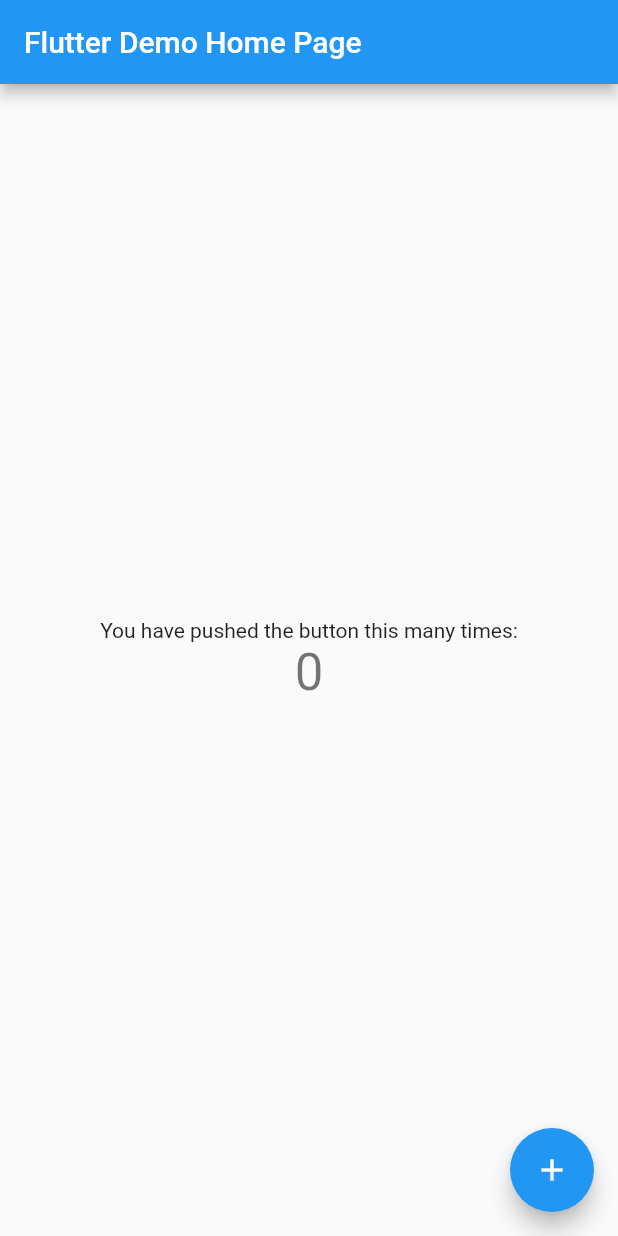
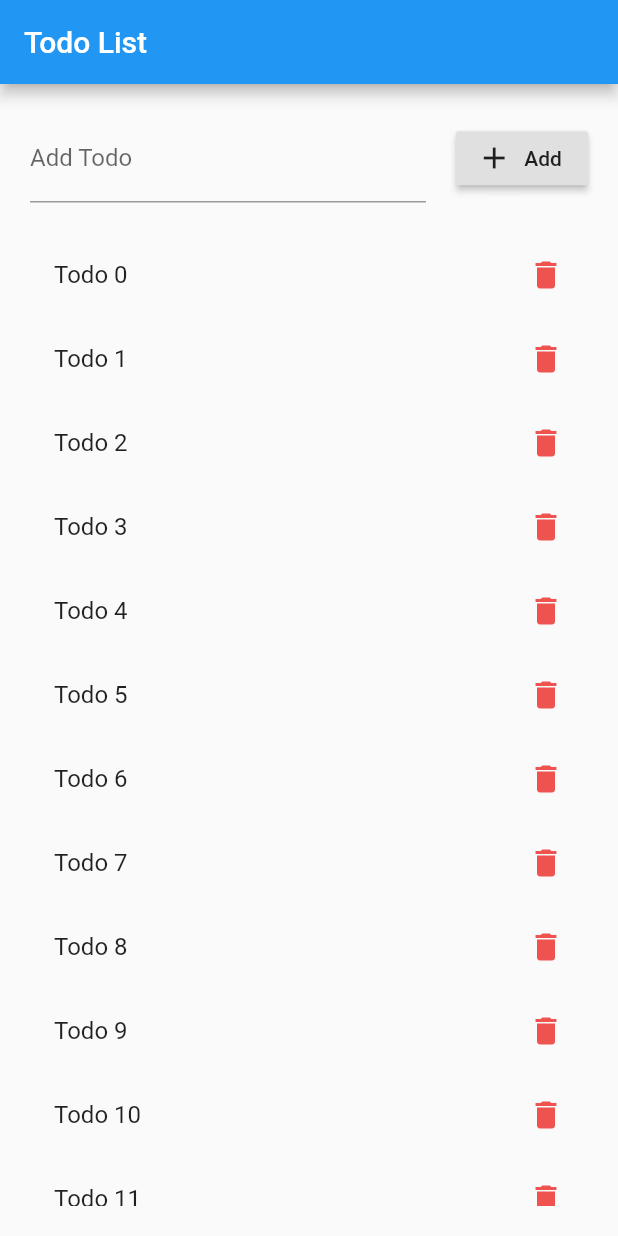
Before and after one commit to vietdhfpt/LearnFlutter, a Flutter app: the screen it shows after launch, on a phone screen of 412 x 824 dp. Run offline on Flutter 3.47's test engine with Material 2 defaults, Android fonts, the light colour scheme and no system bars.

Commit message:
Create screen basic

```diff
--- a/learn_flutter/lib/main.dart
+++ b/learn_flutter/lib/main.dart
@@ -1,118 +1,25 @@
 import 'package:flutter/material.dart';
+import 'package:learn_flutter/screens/todo/todo_list_container.dart';
 
 void main() {
   runApp(MyApp());
 }
 
 class MyApp extends StatelessWidget {
-  // This widget is the root of your application.
   @override
   Widget build(BuildContext context) {
     return MaterialApp(
       title: 'Flutter Demo',
+      debugShowCheckedModeBanner: false,
       theme: ThemeData(
-        // This is the theme of your application.
-        //
-        // Try running your application with "flutter run". You'll see the
-        // application has a blue toolbar. Then, without quitting the app, try
-        // changing the primarySwatch below to Colors.green and then invoke
-        // "hot reload" (press "r" in the console where you ran "flutter run",
-        // or simply save your changes to "hot reload" in a Flutter IDE).
-        // Notice that the counter didn't reset back to zero; the application
-        // is not restarted.
         primarySwatch: Colors.blue,
-        // This makes the visual density adapt to the platform that you run
-        // the app on. For desktop platforms, the controls will be smaller and
-        // closer together (more dense) than on mobile platforms.
-        visualDensity: VisualDensity.adaptivePlatformDensity,
       ),
-      home: MyHomePage(title: 'Flutter Demo Home Page'),
+      home: Scaffold(
+        appBar: AppBar(
+          title: Text("Todo List"),
+        ),
+        body: TodoListContainer(),
+      ),
     );
   }
 }
-
-class MyHomePage extends StatefulWidget {
-  MyHomePage({Key key, this.title}) : super(key: key);
-
-  // This widget is the home page of your application. It is stateful, meaning
-  // that it has a State object (defined below) that contains fields that affect
-  // how it looks.
-
-  // This class is the configuration for the state. It holds the values (in this
-  // case the title) provided by the parent (in this case the App widget) and
-  // used by the build method of the State. Fields in a Widget subclass are
-  // always marked "final".
-
-  final String title;
-
-  @override
-  _MyHomePageState createState() => _MyHomePageState();
-}
-
-class _MyHomePageState extends State<MyHomePage> {
-  int _counter = 0;
-
-  void _incrementCounter() {
-    setState(() {
-      // This call to setState tells the Flutter framework that something has
-      // changed in this State, which causes it to rerun the build method below
-      // so that the display can reflect the updated values. If we changed
-      // _counter without calling setState(), then the build method would not be
-      // called again, and so nothing would appear to happen.
-      _counter++;
-    });
-  }
-
-  @override
-  Widget build(BuildContext context) {
-    // This method is rerun every time setState is called, for instance as done
-    // by the _incrementCounter method above.
-    //
-    // The Flutter framework has been optimized to make rerunning build methods
-    // fast, so that you can just rebuild anything that needs updating rather
-    // than having to individually change instances of widgets.
-    return Scaffold(
-      appBar: AppBar(
-        // Here we take the value from the MyHomePage object that was created by
-        // the App.build method, and use it to set our appbar title.
-        title: Text(widget.title),
-      ),
-      body: Center(
-        // Center is a layout widget. It takes a single child and positions it
-        // in the middle of the parent.
-        child: Column(
-          // Column is also a layout widget. It takes a list of children and
-          // arranges them vertically. By default, it sizes itself to fit its
-          // children horizontally, and tries to be as tall as its parent.
-          //
-          // Invoke "debug painting" (press "p" in the console, choose the
-          // "Toggle Debug Paint" action from the Flutter Inspector in Android
-          // Studio, or the "Toggle Debug Paint" command in Visual Studio Code)
-          // to see the wireframe for each widget.
-          //
-          // Column has various properties to control how it sizes itself and
-          // how it positions its children. Here we use mainAxisAlignment to
-          // center the children vertically; the main axis here is the vertical
-          // axis because Columns are vertical (the cross axis would be
-          // horizontal).
-          mainAxisAlignment: MainAxisAlignment.center,
-          children: <Widget>[
-            Text(
-              'You have pushed the button this many times:',
-            ),
-            Text(
-              '$_counter',
-              style: Theme.of(context).textTheme.headline4,
-            ),
-          ],
-        ),
-      ),
-      floatingActionButton: FloatingActionButton(
-        onPressed: _incrementCounter,
-        tooltip: 'Increment',
-        child: Icon(Icons.add),
-
-      ), // This trailing comma makes auto-formatting nicer for build methods.
-    );
-  }
-}
--- /dev/null
+++ b/learn_flutter/lib/screens/todo/todo_header.dart
@@ -0,0 +1,34 @@
+import 'package:flutter/material.dart';
+
+class TodoHeader extends StatelessWidget {
+  const TodoHeader({
+    Key key,
+  }) : super(key: key);
+
+  @override
+  Widget build(BuildContext context) {
+    var textTodoController = TextEditingController();
+
+    return Row(
+      children: <Widget>[
+        Expanded(
+          child: TextFormField(
+            controller: textTodoController,
+            decoration: InputDecoration(
+              labelText: "Add Todo",
+              hintText: "Add Todo",
+            ),
+          ),
+        ),
+        SizedBox(width: 20),
+        RaisedButton.icon(
+          onPressed: () {
+            print("Add");
+          },
+          icon: Icon(Icons.add),
+          label: Text("Add"),
+        ),
+      ],
+    );
+  }
+}
--- /dev/null
+++ b/learn_flutter/lib/screens/todo/todo_list.dart
@@ -0,0 +1,28 @@
+import 'package:flutter/material.dart';
+
+class TodoList extends StatelessWidget {
+  const TodoList({Key key}) : super(key: key);
+
+  @override
+  Widget build(BuildContext context) {
+    return Container(
+      child: ListView.builder(
+        itemCount: 20,
+        itemBuilder: (context, index) {
+          return ListTile(
+            title: Text("Todo $index"),
+            trailing: GestureDetector(
+              onTap: () {
+                print("Delete");
+              },
+              child: Icon(
+                Icons.delete,
+                color: Colors.red[400],
+              ),
+            ),
+          );
+        },
+      ),
+    );
+  }
+}
--- /dev/null
+++ b/learn_flutter/lib/screens/todo/todo_list_container.dart
@@ -0,0 +1,25 @@
+import 'package:flutter/material.dart';
+import 'package:learn_flutter/screens/todo/todo_header.dart';
+import 'package:learn_flutter/screens/todo/todo_list.dart';
+
+class TodoListContainer extends StatelessWidget {
+  const TodoListContainer({
+    Key key,
+  }) : super(key: key);
+
+  @override
+  Widget build(BuildContext context) {
+    return Container(
+      padding: EdgeInsets.all(20),
+      child: Column(
+        children: <Widget>[
+          TodoHeader(),
+          SizedBox(height: 20),
+          Expanded(
+            child: TodoList(),
+          ),
+        ],
+      ),
+    );
+  }
+}
```
